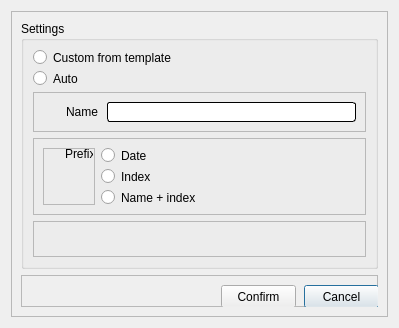
hohuy852/rename, file Dialog/Renaming/Rename.ui: the form before one commit.
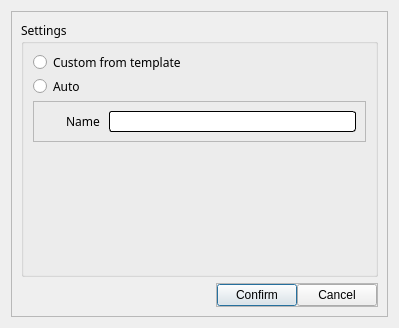
The form after the commit.

```diff
--- a/Dialog/Renaming/Rename.ui
+++ b/Dialog/Renaming/Rename.ui
@@ -31,6 +31,11 @@
           <height>16777215</height>
          </size>
         </property>
+        <property name="font">
+         <font>
+          <family>Poppins Medium</family>
+         </font>
+        </property>
         <property name="styleSheet">
          <string notr="true">border-color: rgb(0, 0, 0);</string>
         </property>
@@ -40,6 +45,11 @@
         <layout class="QVBoxLayout" name="verticalLayout_2">
          <item>
           <widget class="QRadioButton" name="custom">
+           <property name="font">
+            <font>
+             <family>Poppins Medium</family>
+            </font>
+           </property>
            <property name="text">
             <string>Custom from template</string>
            </property>
@@ -50,6 +60,11 @@
          </item>
          <item>
           <widget class="QRadioButton" name="manual">
+           <property name="font">
+            <font>
+             <family>Poppins Medium</family>
+            </font>
+           </property>
            <property name="text">
             <string>Auto</string>
            </property>
@@ -75,6 +90,11 @@
            <layout class="QHBoxLayout" name="horizontalLayout_2">
             <item>
              <widget class="QLabel" name="label">
+              <property name="font">
+               <font>
+                <family>Poppins Medium</family>
+               </font>
+              </property>
               <property name="text">
                <string>Name</string>
               </property>
@@ -82,13 +102,14 @@
             </item>
             <item>
              <widget class="QLineEdit" name="newName">
+              <property name="font">
+               <font>
+                <family>Poppins Medium</family>
+               </font>
+              </property>
               <property name="styleSheet">
-               <string notr="true">QLineEdit{
-	border: 1px solid #000;
-	border-radius: 3px;
-	font-size: 14px;
-	padding: 0 3px;
-}</string>
+               <string notr="true">border: 1px solid #000;
+border-radius: 3px;</string>
               </property>
              </widget>
             </item>
@@ -96,91 +117,22 @@
           </widget>
          </item>
          <item>
-          <widget class="QFrame" name="frame_5">
-           <property name="maximumSize">
+          <spacer name="verticalSpacer">
+           <property name="orientation">
+            <enum>Qt::Vertical</enum>
+           </property>
+           <property name="sizeHint" stdset="0">
             <size>
-             <width>16777215</width>
-             <height>16777215</height>
+             <width>20</width>
+             <height>40</height>
             </size>
            </property>
-           <property name="frameShape">
-            <enum>QFrame::StyledPanel</enum>
-           </property>
-           <property name="frameShadow">
-            <enum>QFrame::Raised</enum>
-           </property>
-           <layout class="QHBoxLayout" name="horizontalLayout_3">
-            <item>
-             <widget class="QFrame" name="frame_6">
-              <property name="maximumSize">
-               <size>
-                <width>52</width>
-                <height>16777215</height>
-               </size>
-              </property>
-              <property name="frameShape">
-               <enum>QFrame::StyledPanel</enum>
-              </property>
-              <property name="frameShadow">
-               <enum>QFrame::Raised</enum>
-              </property>
-              <widget class="QLabel" name="label_2">
-               <property name="geometry">
-                <rect>
-                 <x>22</x>
-                 <y>-2</y>
-                 <width>28</width>
-                 <height>16</height>
-                </rect>
-               </property>
-               <property name="text">
-                <string>Prefix</string>
-               </property>
-              </widget>
-             </widget>
-            </item>
-            <item>
-             <layout class="QVBoxLayout" name="verticalLayout_3">
-              <item>
-               <widget class="QRadioButton" name="radioButton">
-                <property name="text">
-                 <string>Date</string>
-                </property>
-               </widget>
-              </item>
-              <item>
-               <widget class="QRadioButton" name="radioButton_4">
-                <property name="text">
-                 <string>Index</string>
-                </property>
-               </widget>
-              </item>
-              <item>
-               <widget class="QRadioButton" name="radioButton_3">
-                <property name="text">
-                 <string>Name + index</string>
-                </property>
-               </widget>
-              </item>
-             </layout>
-            </item>
-           </layout>
-          </widget>
-         </item>
-         <item>
-          <widget class="QFrame" name="frame_3">
-           <property name="frameShape">
-            <enum>QFrame::StyledPanel</enum>
-           </property>
-           <property name="frameShadow">
-            <enum>QFrame::Raised</enum>
-           </property>
-          </widget>
+          </spacer>
          </item>
         </layout>
        </widget>
       </item>
-      <item>
+      <item alignment="Qt::AlignRight">
        <widget class="QFrame" name="frame_4">
         <property name="maximumSize">
          <size>
@@ -194,32 +146,49 @@
         <property name="frameShadow">
          <enum>QFrame::Raised</enum>
         </property>
-        <widget class="QPushButton" name="cancel_btn">
-         <property name="geometry">
-          <rect>
-           <x>283</x>
-           <y>10</y>
-           <width>75</width>
-           <height>23</height>
-          </rect>
+        <layout class="QHBoxLayout" name="horizontalLayout_3">
+         <property name="spacing">
+          <number>0</number>
          </property>
-         <property name="text">
-          <string>Cancel</string>
+         <property name="leftMargin">
+          <number>0</number>
          </property>
-        </widget>
-        <widget class="QPushButton" name="confirm_btn">
-         <property name="geometry">
-          <rect>
-           <x>200</x>
-           <y>10</y>
-           <width>75</width>
-           <height>23</height>
-          </rect>
+         <property name="topMargin">
+          <number>0</number>
          </property>
-         <property name="text">
-          <string>Confirm</string>
+         <property name="rightMargin">
+          <number>0</number>
          </property>
-        </widget>
+         <property name="bottomMargin">
+          <number>0</number>
+         </property>
+         <item>
+          <widget class="QPushButton" name="confirm_btn">
+           <property name="maximumSize">
+            <size>
+             <width>80</width>
+             <height>16777215</height>
+            </size>
+           </property>
+           <property name="text">
+            <string>Confirm</string>
+           </property>
+          </widget>
+         </item>
+         <item>
+          <widget class="QPushButton" name="cancel_btn">
+           <property name="maximumSize">
+            <size>
+             <width>80</width>
+             <height>16777215</height>
+            </size>
+           </property>
+           <property name="text">
+            <string>Cancel</string>
+           </property>
+          </widget>
+         </item>
+        </layout>
        </widget>
       </item>
      </layout>
```
